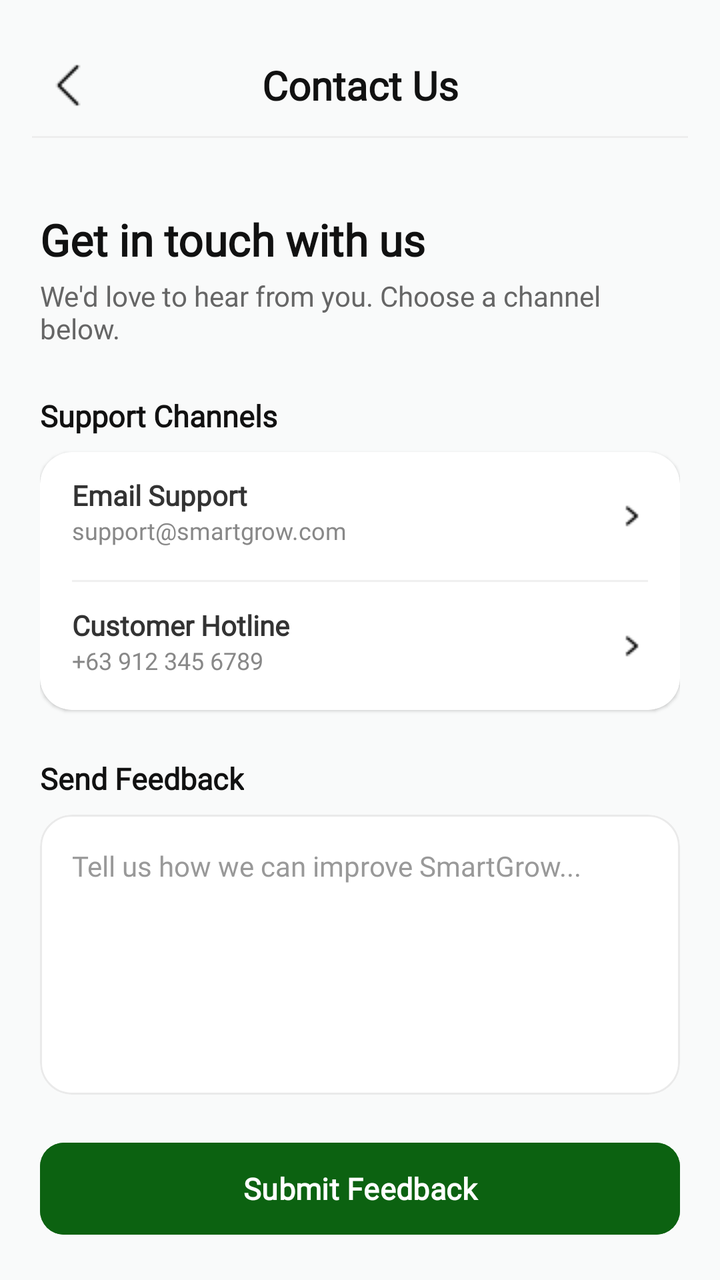
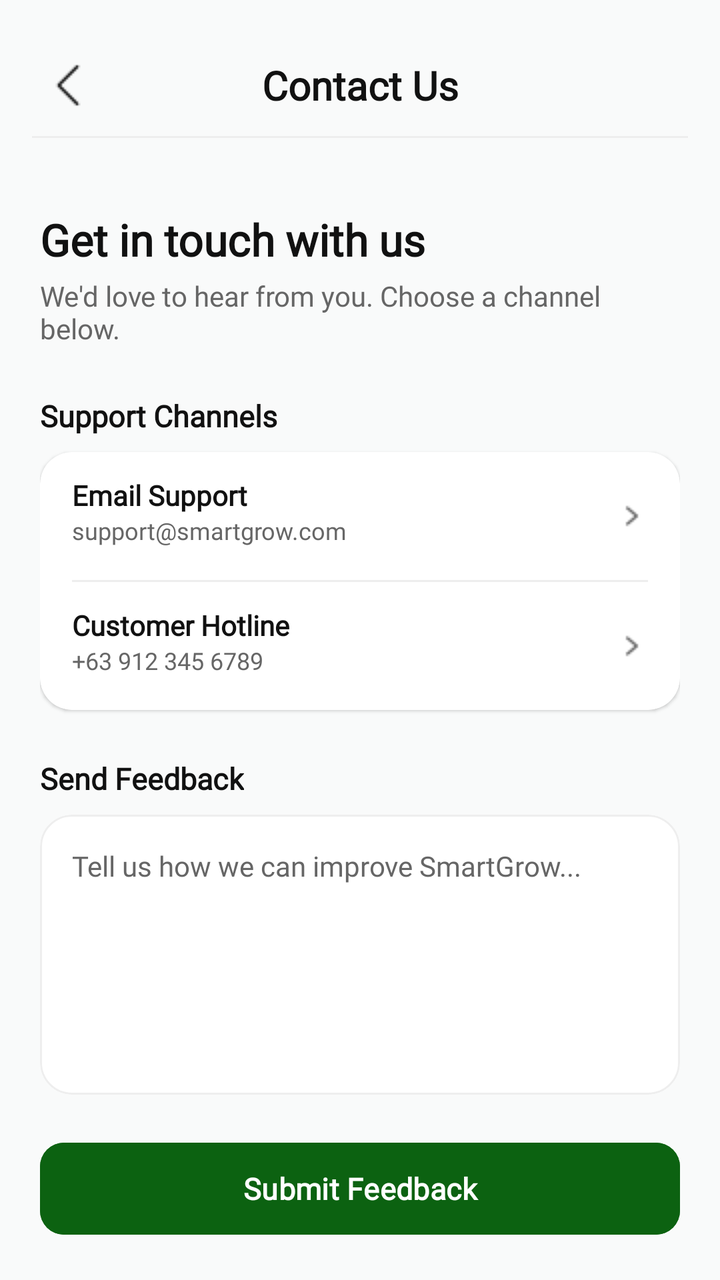

Before-and-after screenshots of an Android layout around one commit, followed by the original layout XML and the change that was made.
<!-- AndroidManifest.xml: application theme Theme.SmartGrow -->
<!-- res/layout/fragment_contact_us.xml -->
<?xml version="1.0" encoding="utf-8"?>
<androidx.constraintlayout.widget.ConstraintLayout
    xmlns:android="http://schemas.android.com/apk/res/android"
    xmlns:app="http://schemas.android.com/apk/res-auto"
    xmlns:tools="http://tools.android.com/tools"
    android:id="@+id/layout_contact_us"
    android:layout_width="match_parent"
    android:layout_height="match_parent"
    android:background="#F9FAFA">

    
    <androidx.constraintlayout.widget.ConstraintLayout
        android:id="@+id/header_container"
        android:layout_width="match_parent"
        android:layout_height="wrap_content"
        android:padding="16dp"
        app:layout_constraintTop_toTopOf="parent"
        app:layout_constraintStart_toStartOf="parent"
        app:layout_constraintEnd_toEndOf="parent">

        <ImageView
            android:id="@+id/btn_back_contact"
            android:layout_width="36dp"
            android:layout_height="36dp"
            android:background="?attr/selectableItemBackgroundBorderless"
            android:clickable="true"
            android:focusable="true"
            android:padding="6dp"
            android:src="@drawable/ic_back"
            app:layout_constraintBottom_toBottomOf="parent"
            app:layout_constraintStart_toStartOf="parent"
            app:layout_constraintTop_toTopOf="parent"
            android:contentDescription="Go back"/>

        <TextView
            android:id="@+id/tv_contact_title"
            android:layout_width="0dp"
            android:layout_height="wrap_content"
            android:fontFamily="@font/poppins"
            android:text="Contact Us"
            android:textAlignment="center"
            android:textColor="#111111"
            android:textSize="20sp"
            android:textStyle="bold"
            app:layout_constraintBottom_toBottomOf="parent"
            app:layout_constraintEnd_toEndOf="parent"
            app:layout_constraintStart_toStartOf="parent"
            app:layout_constraintTop_toTopOf="parent" />

        <View
            android:id="@+id/header_divider_contact"
            android:layout_width="match_parent"
            android:layout_height="1dp"
            android:background="#EEEEEE"
            android:layout_marginTop="12dp"
            app:layout_constraintTop_toBottomOf="@id/tv_contact_title"/>
    </androidx.constraintlayout.widget.ConstraintLayout>

    
    <androidx.core.widget.NestedScrollView
        android:layout_width="match_parent"
        android:layout_height="0dp"
        android:fillViewport="true"
        android:overScrollMode="never"
        app:layout_constraintTop_toBottomOf="@id/header_container"
        app:layout_constraintBottom_toBottomOf="parent"
        app:layout_constraintStart_toStartOf="parent"
        app:layout_constraintEnd_toEndOf="parent">

        <LinearLayout
            android:layout_width="match_parent"
            android:layout_height="wrap_content"
            android:orientation="vertical"
            android:padding="20dp">

            <TextView
                android:layout_width="wrap_content"
                android:layout_height="wrap_content"
                android:fontFamily="@font/poppins"
                android:text="Get in touch with us"
                android:textColor="#111111"
                android:textSize="22sp"
                android:textStyle="bold" />

            <TextView
                android:layout_width="wrap_content"
                android:layout_height="wrap_content"
                android:layout_marginTop="4dp"
                android:layout_marginBottom="24dp"
                android:fontFamily="@font/poppins"
                android:text="We'd love to hear from you. Choose a channel below."
                android:textColor="#666666"
                android:textSize="14sp" />

            
            <TextView
                android:layout_width="wrap_content"
                android:layout_height="wrap_content"
                android:layout_marginBottom="8dp"
                android:text="Support Channels"
                android:textColor="#111111"
                android:textSize="15sp"
                android:textStyle="bold"
                android:fontFamily="@font/poppins" />

            <com.google.android.material.card.MaterialCardView
                android:layout_width="match_parent"
                android:layout_height="wrap_content"
                android:layout_marginBottom="24dp"
                app:cardBackgroundColor="#FFFFFF"
                app:cardCornerRadius="16dp"
                app:cardElevation="1dp"
                app:strokeWidth="0dp">

                <LinearLayout
                    android:layout_width="match_parent"
                    android:layout_height="wrap_content"
                    android:orientation="vertical">

                    
                    <RelativeLayout
                        android:id="@+id/btn_contact_email"
                        android:layout_width="match_parent"
                        android:layout_height="64dp"
                        android:clickable="true"
                        android:focusable="true"
                        android:background="?attr/selectableItemBackground"
                        android:paddingHorizontal="16dp">
                        <TextView
                            android:id="@+id/tv_email_title"
                            android:layout_width="wrap_content"
                            android:layout_height="wrap_content"
                            android:layout_alignParentStart="true"
                            android:layout_marginTop="12dp"
                            android:text="Email Support"
                            android:textColor="#333333"
                            android:textSize="14sp"
                            android:textStyle="bold"
                            android:fontFamily="@font/poppins" />
                        <TextView
                            android:layout_width="wrap_content"
                            android:layout_height="wrap_content"
                            android:layout_below="@id/tv_email_title"
                            android:layout_alignParentStart="true"
                            android:text="support@smartgrow.com"
                            android:textColor="#888888"
                            android:textSize="12sp"
                            android:fontFamily="@font/poppins" />
                        <ImageView
                            android:layout_width="16dp"
                            android:layout_height="16dp"
                            android:layout_alignParentEnd="true"
                            android:layout_centerInParent="true"
                            android:src="@drawable/ic_next"
                            android:contentDescription="Open email"/>
                    </RelativeLayout>

                    <View
                        android:layout_width="match_parent"
                        android:layout_height="1dp"
                        android:background="#F0F0F0"
                        android:layout_marginHorizontal="16dp"/>

                    
                    <RelativeLayout
                        android:id="@+id/btn_contact_phone"
                        android:layout_width="match_parent"
                        android:layout_height="64dp"
                        android:clickable="true"
                        android:focusable="true"
                        android:background="?attr/selectableItemBackground"
                        android:paddingHorizontal="16dp">
                        <TextView
                            android:id="@+id/tv_phone_title"
                            android:layout_width="wrap_content"
                            android:layout_height="wrap_content"
                            android:layout_alignParentStart="true"
                            android:layout_marginTop="12dp"
                            android:text="Customer Hotline"
                            android:textColor="#333333"
                            android:textSize="14sp"
                            android:textStyle="bold"
                            android:fontFamily="@font/poppins" />
                        <TextView
                            android:layout_width="wrap_content"
                            android:layout_height="wrap_content"
                            android:layout_below="@id/tv_phone_title"
                            android:layout_alignParentStart="true"
                            android:text="+63 912 345 6789"
                            android:textColor="#888888"
                            android:textSize="12sp"
                            android:fontFamily="@font/poppins" />
                        <ImageView
                            android:layout_width="16dp"
                            android:layout_height="16dp"
                            android:layout_alignParentEnd="true"
                            android:layout_centerInParent="true"
                            android:src="@drawable/ic_next"
                            android:contentDescription="Call hotline"/>
                    </RelativeLayout>
                </LinearLayout>
            </com.google.android.material.card.MaterialCardView>

            
            <TextView
                android:layout_width="wrap_content"
                android:layout_height="wrap_content"
                android:layout_marginBottom="8dp"
                android:text="Send Feedback"
                android:textColor="#111111"
                android:textSize="15sp"
                android:textStyle="bold"
                android:fontFamily="@font/poppins" />

            <com.google.android.material.card.MaterialCardView
                android:layout_width="match_parent"
                android:layout_height="wrap_content"
                android:layout_marginBottom="20dp"
                app:cardBackgroundColor="#FFFFFF"
                app:cardCornerRadius="16dp"
                app:cardElevation="1dp"
                app:strokeColor="#EAEAEA"
                app:strokeWidth="1dp">
                <EditText
                    android:id="@+id/et_feedback_message"
                    android:layout_width="match_parent"
                    android:layout_height="140dp"
                    android:background="@android:color/transparent"
                    android:gravity="top|start"
                    android:hint="Tell us how we can improve SmartGrow..."
                    android:textColorHint="#999999"
                    android:textColor="#222222"
                    android:textSize="14sp"
                    android:fontFamily="@font/poppins"
                    android:padding="16dp"
                    android:inputType="textMultiLine"
                    android:importantForAutofill="no" />
            </com.google.android.material.card.MaterialCardView>

            <com.google.android.material.button.MaterialButton
                android:id="@+id/btn_submit_feedback"
                android:layout_width="match_parent"
                android:layout_height="54dp"
                android:layout_marginBottom="30dp"
                android:text="Submit Feedback"
                android:textColor="#FFFFFF"
                android:textSize="15sp"
                android:textStyle="bold"
                android:fontFamily="@font/poppins"
                android:backgroundTint="#0C6211"
                app:cornerRadius="12dp" />

        </LinearLayout>
    </androidx.core.widget.NestedScrollView>
</androidx.constraintlayout.widget.ConstraintLayout>
<!-- resources referenced by this layout -->
<resources>
  <!-- drawable ic_back: png bitmap (drawable, 215 bytes) -->
  <!-- drawable ic_next: png bitmap (drawable, 250 bytes) -->
  <style name="Theme.SmartGrow" parent="Base.Theme.SmartGrow" />
  <style name="Base.Theme.SmartGrow" parent="Theme.Material3.DayNight.NoActionBar">
          <item name="android:windowBackground">@android:color/white</item>
          <item name="android:windowDisablePreview">true</item>
  
          
          <item name="android:statusBarColor">#FFFFFF</item>
          <item name="android:windowLightStatusBar">true</item>
  
          
          <item name="android:navigationBarColor">#FFFFFF</item>
          <item name="android:windowLightNavigationBar" tools:targetApi="o">true</item>
  
          <item name="android:windowDrawsSystemBarBackgrounds">true</item>
          <item name="android:windowTranslucentStatus">false</item>
          <item name="android:windowTranslucentNavigation">false</item>
      </style>
</resources>

<!-- the commit's change to res/layout/fragment_contact_us.xml (unified diff, before → after) -->
@@ -6,7 +6,7 @@
     android:id="@+id/layout_contact_us"
     android:layout_width="match_parent"
     android:layout_height="match_parent"
-    android:background="#F9FAFA">
+    android:background="@color/background">
 
     
     <androidx.constraintlayout.widget.ConstraintLayout
@@ -30,6 +30,7 @@
             app:layout_constraintBottom_toBottomOf="parent"
             app:layout_constraintStart_toStartOf="parent"
             app:layout_constraintTop_toTopOf="parent"
+            app:tint="@color/text_primary"
             android:contentDescription="Go back"/>
 
         <TextView
@@ -39,7 +40,7 @@
             android:fontFamily="@font/poppins"
             android:text="Contact Us"
             android:textAlignment="center"
-            android:textColor="#111111"
+            android:textColor="@color/text_primary"
             android:textSize="20sp"
             android:textStyle="bold"
             app:layout_constraintBottom_toBottomOf="parent"
@@ -51,7 +52,7 @@
             android:id="@+id/header_divider_contact"
             android:layout_width="match_parent"
             android:layout_height="1dp"
-            android:background="#EEEEEE"
+            android:background="@color/divider"
             android:layout_marginTop="12dp"
             app:layout_constraintTop_toBottomOf="@id/tv_contact_title"/>
     </androidx.constraintlayout.widget.ConstraintLayout>
@@ -78,7 +79,7 @@
                 android:layout_height="wrap_content"
                 android:fontFamily="@font/poppins"
                 android:text="Get in touch with us"
-                android:textColor="#111111"
+                android:textColor="@color/text_primary"
                 android:textSize="22sp"
                 android:textStyle="bold" />
 
@@ -89,7 +90,7 @@
                 android:layout_marginBottom="24dp"
                 android:fontFamily="@font/poppins"
                 android:text="We'd love to hear from you. Choose a channel below."
-                android:textColor="#666666"
+                android:textColor="@color/text_secondary"
                 android:textSize="14sp" />
 
             
@@ -98,7 +99,7 @@
                 android:layout_height="wrap_content"
                 android:layout_marginBottom="8dp"
                 android:text="Support Channels"
-                android:textColor="#111111"
+                android:textColor="@color/text_primary"
                 android:textSize="15sp"
                 android:textStyle="bold"
                 android:fontFamily="@font/poppins" />
@@ -107,7 +108,7 @@
                 android:layout_width="match_parent"
                 android:layout_height="wrap_content"
                 android:layout_marginBottom="24dp"
-                app:cardBackgroundColor="#FFFFFF"
+                app:cardBackgroundColor="@color/card_background"
                 app:cardCornerRadius="16dp"
                 app:cardElevation="1dp"
                 app:strokeWidth="0dp">
@@ -133,7 +134,7 @@
                             android:layout_alignParentStart="true"
                             android:layout_marginTop="12dp"
                             android:text="Email Support"
-                            android:textColor="#333333"
+                            android:textColor="@color/text_primary"
                             android:textSize="14sp"
                             android:textStyle="bold"
                             android:fontFamily="@font/poppins" />
@@ -143,7 +144,7 @@
                             android:layout_below="@id/tv_email_title"
                             android:layout_alignParentStart="true"
                             android:text="support@smartgrow.com"
-                            android:textColor="#888888"
+                            android:textColor="@color/text_secondary"
                             android:textSize="12sp"
                             android:fontFamily="@font/poppins" />
                         <ImageView
@@ -152,13 +153,14 @@
                             android:layout_alignParentEnd="true"
                             android:layout_centerInParent="true"
                             android:src="@drawable/ic_next"
+                            app:tint="@color/text_secondary"
                             android:contentDescription="Open email"/>
                     </RelativeLayout>
 
                     <View
                         android:layout_width="match_parent"
                         android:layout_height="1dp"
-                        android:background="#F0F0F0"
+                        android:background="@color/divider"
                         android:layout_marginHorizontal="16dp"/>
 
                     
@@ -177,7 +179,7 @@
                             android:layout_alignParentStart="true"
                             android:layout_marginTop="12dp"
                             android:text="Customer Hotline"
-                            android:textColor="#333333"
+                            android:textColor="@color/text_primary"
                             android:textSize="14sp"
                             android:textStyle="bold"
                             android:fontFamily="@font/poppins" />
@@ -187,7 +189,7 @@
                             android:layout_below="@id/tv_phone_title"
                             android:layout_alignParentStart="true"
                             android:text="+63 912 345 6789"
-                            android:textColor="#888888"
+                            android:textColor="@color/text_secondary"
                             android:textSize="12sp"
                             android:fontFamily="@font/poppins" />
                         <ImageView
@@ -196,6 +198,7 @@
                             android:layout_alignParentEnd="true"
                             android:layout_centerInParent="true"
                             android:src="@drawable/ic_next"
+                            app:tint="@color/text_secondary"
                             android:contentDescription="Call hotline"/>
                     </RelativeLayout>
                 </LinearLayout>
@@ -207,7 +210,7 @@
                 android:layout_height="wrap_content"
                 android:layout_marginBottom="8dp"
                 android:text="Send Feedback"
-                android:textColor="#111111"
+                android:textColor="@color/text_primary"
                 android:textSize="15sp"
                 android:textStyle="bold"
                 android:fontFamily="@font/poppins" />
@@ -216,10 +219,10 @@
                 android:layout_width="match_parent"
                 android:layout_height="wrap_content"
                 android:layout_marginBottom="20dp"
-                app:cardBackgroundColor="#FFFFFF"
+                app:cardBackgroundColor="@color/card_background"
                 app:cardCornerRadius="16dp"
                 app:cardElevation="1dp"
-                app:strokeColor="#EAEAEA"
+                app:strokeColor="@color/divider"
                 app:strokeWidth="1dp">
                 <EditText
                     android:id="@+id/et_feedback_message"
@@ -228,8 +231,8 @@
                     android:background="@android:color/transparent"
                     android:gravity="top|start"
                     android:hint="Tell us how we can improve SmartGrow..."
-                    android:textColorHint="#999999"
-                    android:textColor="#222222"
+                    android:textColorHint="@color/text_secondary"
+                    android:textColor="@color/text_primary"
                     android:textSize="14sp"
                     android:fontFamily="@font/poppins"
                     android:padding="16dp"
@@ -243,11 +246,11 @@
                 android:layout_height="54dp"
                 android:layout_marginBottom="30dp"
                 android:text="Submit Feedback"
-                android:textColor="#FFFFFF"
+                android:textColor="@color/white"
                 android:textSize="15sp"
                 android:textStyle="bold"
                 android:fontFamily="@font/poppins"
-                android:backgroundTint="#0C6211"
+                android:backgroundTint="@color/primary_green"
                 app:cornerRadius="12dp" />
 
         </LinearLayout>
<!-- resource entries referenced after the edit -->
@@ -1,18 +1,25 @@
 <!-- resources referenced by this layout -->
 <resources>
+  <color name="background">#F9FAFA</color>
+  <color name="card_background">#FFFFFF</color>
+  <color name="divider">#EEEEEE</color>
+  <color name="primary_green">#0C6211</color>
+  <color name="text_primary">#111111</color>
+  <color name="text_secondary">#666666</color>
+  <color name="white">#FFFFFFFF</color>
   <!-- drawable ic_back: png bitmap (drawable, 215 bytes) -->
   <!-- drawable ic_next: png bitmap (drawable, 250 bytes) -->
   <style name="Theme.SmartGrow" parent="Base.Theme.SmartGrow" />
   <style name="Base.Theme.SmartGrow" parent="Theme.Material3.DayNight.NoActionBar">
-          <item name="android:windowBackground">@android:color/white</item>
+          <item name="android:windowBackground">@color/background</item>
           <item name="android:windowDisablePreview">true</item>
   
           
-          <item name="android:statusBarColor">#FFFFFF</item>
+          <item name="android:statusBarColor">@color/background</item>
           <item name="android:windowLightStatusBar">true</item>
   
           
-          <item name="android:navigationBarColor">#FFFFFF</item>
+          <item name="android:navigationBarColor">@color/background</item>
           <item name="android:windowLightNavigationBar" tools:targetApi="o">true</item>
   
           <item name="android:windowDrawsSystemBarBackgrounds">true</item>
